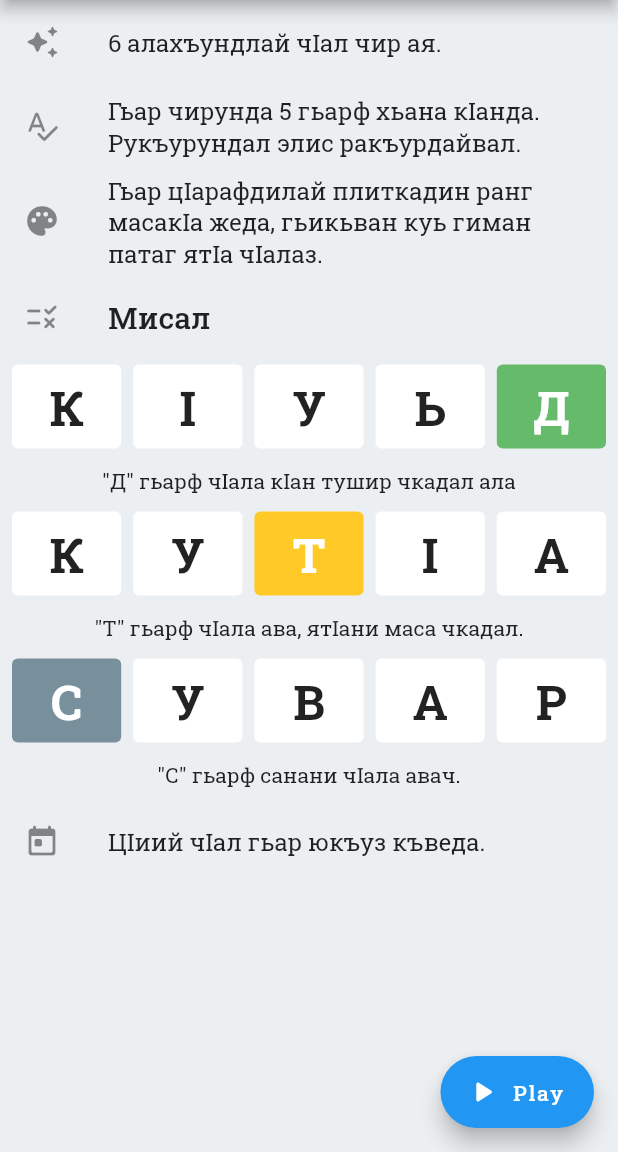
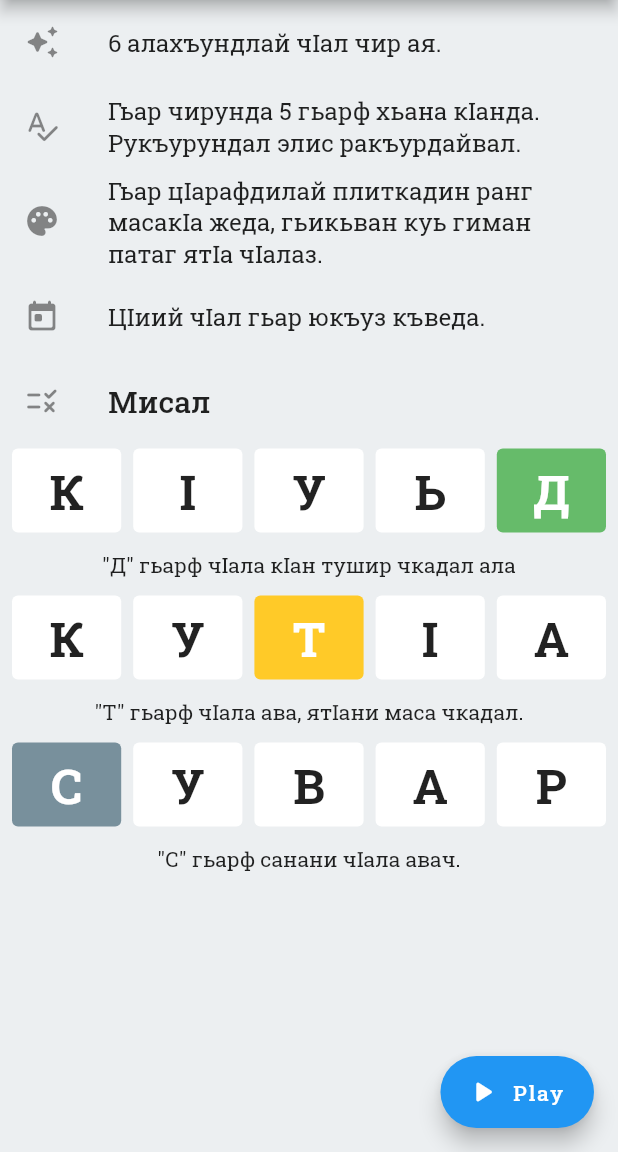
Before and after one commit to raxysstudios/mecel, a Flutter app: the HelpScreen screen opened directly, on a phone screen of 412 x 824 dp, the part 84-1236 px from its top. Run offline on Flutter 3.47's test engine with Material 2 defaults, Android fonts, the phone set to English and light mode, and no system bars; our stand-ins replace google_fonts, package_info_plus, shared_preferences; accounts and stored records are empty.

Commit message:
Adjust Help tiles

```diff
--- a/lib/modules/game/screens/help.dart
+++ b/lib/modules/game/screens/help.dart
@@ -80,6 +80,10 @@ class HelpScreen extends StatelessWidget {
               'Гьар цӏарафдилай плиткадин ранг масакӏа жеда, гьикьван куь гиман патаг ятӏа чӏалаз.',
             ),
           ),
+          const ListTile(
+            leading: Icon(Icons.today_rounded),
+            title: Text('Цӏиий чӏал гьар юкъуз къведа.'),
+          ),
           ListTile(
             leading: const Icon(Icons.rule_rounded),
             title: Text(
@@ -108,10 +112,6 @@ class HelpScreen extends StatelessWidget {
             LetterState.missing,
             '"С" гьарф санани чӏала авач.',
           ),
-          const ListTile(
-            leading: Icon(Icons.today_rounded),
-            title: Text('Цӏиий чӏал гьар юкъуз къведа.'),
-          ),
         ],
       ),
     );
```
